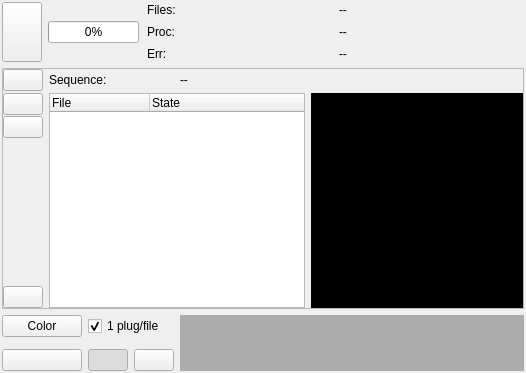
cseyve/piaf, file workflow/tools/ui/batch_progress_widget.ui: the form before one commit.
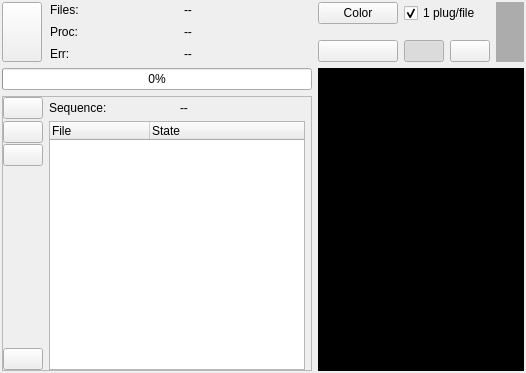
The form after the commit. Icons and pictures are not drawn. Custom widgets are drawn as their Qt base class.

Commit message: Fix support of more than 8bit image for display and processing => OK with OpenNI !

Patch:
```diff
--- a/workflow/tools/ui/batch_progress_widget.ui
+++ b/workflow/tools/ui/batch_progress_widget.ui
@@ -24,7 +24,7 @@
    <property name="margin">
     <number>2</number>
    </property>
-   <item row="1" column="0">
+   <item row="2" column="0">
     <widget class="QFrame" name="frame_fileList">
      <property name="frameShape">
       <enum>QFrame::StyledPanel</enum>
@@ -178,19 +178,6 @@
         </property>
        </widget>
       </item>
-      <item row="1" column="3">
-       <widget class="ImageWidget" name="imageLabel" native="true">
-        <property name="sizePolicy">
-         <sizepolicy hsizetype="Expanding" vsizetype="Expanding">
-          <horstretch>0</horstretch>
-          <verstretch>0</verstretch>
-         </sizepolicy>
-        </property>
-        <property name="styleSheet">
-         <string notr="true">background-color: rgb(0, 0, 0);</string>
-        </property>
-       </widget>
-      </item>
       <item row="0" column="1">
        <widget class="QLabel" name="label_4">
         <property name="text">
@@ -201,128 +188,6 @@
      </layout>
     </widget>
    </item>
-   <item row="3" column="0">
-    <widget class="QWidget" name="widget_options" native="true">
-     <layout class="QGridLayout" name="gridLayout_2">
-      <property name="margin">
-       <number>0</number>
-      </property>
-      <item row="0" column="5" rowspan="3">
-       <widget class="TimeHistogramWidget" name="timeHistoWidget" native="true">
-        <property name="sizePolicy">
-         <sizepolicy hsizetype="Expanding" vsizetype="Expanding">
-          <horstretch>0</horstretch>
-          <verstretch>0</verstretch>
-         </sizepolicy>
-        </property>
-        <property name="toolTip">
-         <string>Processing time histogram</string>
-        </property>
-        <property name="statusTip">
-         <string>Processing time histogram</string>
-        </property>
-        <property name="styleSheet">
-         <string notr="true">background-color: rgb(172, 172, 172);</string>
-        </property>
-       </widget>
-      </item>
-      <item row="2" column="0">
-       <widget class="QPushButton" name="recordButton">
-        <property name="toolTip">
-         <string>Record output image or movies</string>
-        </property>
-        <property name="statusTip">
-         <string>Record output image when inputs are still images or movies when inputs are movies</string>
-        </property>
-        <property name="whatsThis">
-         <string>Record output image or movies</string>
-        </property>
-        <property name="text">
-         <string/>
-        </property>
-        <property name="icon">
-         <iconset resource="../../../main/piaf.qrc">
-          <normaloff>:/images/22x22/media-record.png</normaloff>:/images/22x22/media-record.png</iconset>
-        </property>
-        <property name="checkable">
-         <bool>true</bool>
-        </property>
-       </widget>
-      </item>
-      <item row="2" column="2">
-       <widget class="QPushButton" name="viewButton">
-        <property name="toolTip">
-         <string>Display the image output once per second</string>
-        </property>
-        <property name="text">
-         <string/>
-        </property>
-        <property name="icon">
-         <iconset resource="../../../main/piaf.qrc">
-          <normaloff>:/images/16x16/layer-visible-on.png</normaloff>:/images/16x16/layer-visible-on.png</iconset>
-        </property>
-        <property name="shortcut">
-         <string>F5</string>
-        </property>
-        <property name="checkable">
-         <bool>true</bool>
-        </property>
-        <property name="checked">
-         <bool>true</bool>
-        </property>
-       </widget>
-      </item>
-      <item row="0" column="0">
-       <widget class="QPushButton" name="greyButton">
-        <property name="toolTip">
-         <string>if down, the images will be converted to grayscale before processing</string>
-        </property>
-        <property name="statusTip">
-         <string>Process input files in color or in grayscale: conversion is done before sending the images to plugins</string>
-        </property>
-        <property name="text">
-         <string>Color</string>
-        </property>
-        <property name="icon">
-         <iconset resource="../../../main/piaf.qrc">
-          <normaloff>:/images/22x22/view-color.png</normaloff>
-          <activeon>:/images/22x22/view-gray.png</activeon>:/images/22x22/view-color.png</iconset>
-        </property>
-        <property name="checkable">
-         <bool>true</bool>
-        </property>
-       </widget>
-      </item>
-      <item row="0" column="2" colspan="2">
-       <widget class="QCheckBox" name="reloadPluginCheckBox">
-        <property name="toolTip">
-         <string>Reload plugins at every change of file</string>
-        </property>
-        <property name="statusTip">
-         <string>Reload the plugins at every change of file. If unchecked, all the images will be processed by the same plugin processus (beware of image size changes).</string>
-        </property>
-        <property name="text">
-         <string>1 plug/file</string>
-        </property>
-        <property name="checked">
-         <bool>true</bool>
-        </property>
-       </widget>
-      </item>
-      <item row="2" column="3">
-       <widget class="QPushButton" name="snapButton">
-        <property name="text">
-         <string/>
-        </property>
-        <property name="icon">
-         <iconset resource="../../../main/piaf.qrc">
-          <normaloff>:/images/22x22/document-save.png</normaloff>:/images/22x22/document-save.png</iconset>
-        </property>
-       </widget>
-      </item>
-     </layout>
-    </widget>
-   </item>
    <item row="0" column="0">
     <widget class="QWidget" name="widget_progress" native="true">
      <layout class="QHBoxLayout" name="horizontalLayout">
@@ -353,19 +218,6 @@
         </property>
        </widget>
       </item>
-      <item>
-       <widget class="QProgressBar" name="progressBar">
-        <property name="sizePolicy">
-         <sizepolicy hsizetype="Preferred" vsizetype="Fixed">
-          <horstretch>0</horstretch>
-          <verstretch>0</verstretch>
-         </sizepolicy>
-        </property>
-        <property name="value">
-         <number>0</number>
-        </property>
-       </widget>
-      </item>
       <item>
        <widget class="QWidget" name="widget_files" native="true">
         <property name="sizePolicy">
@@ -424,6 +276,12 @@
          </item>
          <item row="1" column="0">
           <widget class="QLabel" name="label_2">
+           <property name="sizePolicy">
+            <sizepolicy hsizetype="Minimum" vsizetype="Preferred">
+             <horstretch>0</horstretch>
+             <verstretch>0</verstretch>
+            </sizepolicy>
+           </property>
            <property name="text">
             <string>Proc:</string>
            </property>
@@ -438,6 +296,12 @@
          </item>
          <item row="2" column="0">
           <widget class="QLabel" name="label_3">
+           <property name="sizePolicy">
+            <sizepolicy hsizetype="Minimum" vsizetype="Preferred">
+             <horstretch>0</horstretch>
+             <verstretch>0</verstretch>
+            </sizepolicy>
+           </property>
            <property name="text">
             <string>Err:</string>
            </property>
@@ -456,21 +320,169 @@
      </layout>
     </widget>
    </item>
+   <item row="0" column="1">
+    <widget class="QWidget" name="widget_options" native="true">
+     <layout class="QGridLayout" name="gridLayout_2">
+      <property name="margin">
+       <number>0</number>
+      </property>
+      <item row="0" column="5" rowspan="3">
+       <widget class="TimeHistogramWidget" name="timeHistoWidget" native="true">
+        <property name="sizePolicy">
+         <sizepolicy hsizetype="Expanding" vsizetype="Expanding">
+          <horstretch>0</horstretch>
+          <verstretch>0</verstretch>
+         </sizepolicy>
+        </property>
+        <property name="toolTip">
+         <string>Processing time histogram</string>
+        </property>
+        <property name="statusTip">
+         <string>Processing time histogram</string>
+        </property>
+        <property name="styleSheet">
+         <string notr="true">background-color: rgb(172, 172, 172);</string>
+        </property>
+       </widget>
+      </item>
+      <item row="2" column="0">
+       <widget class="QPushButton" name="recordButton">
+        <property name="toolTip">
+         <string>Record output image or movies</string>
+        </property>
+        <property name="statusTip">
+         <string>Record output image when inputs are still images or movies when inputs are movies</string>
+        </property>
+        <property name="whatsThis">
+         <string>Record output image or movies</string>
+        </property>
+        <property name="text">
+         <string/>
+        </property>
+        <property name="icon">
+         <iconset resource="../../../main/piaf.qrc">
+          <normaloff>:/images/22x22/media-record.png</normaloff>:/images/22x22/media-record.png</iconset>
+        </property>
+        <property name="checkable">
+         <bool>true</bool>
+        </property>
+       </widget>
+      </item>
+      <item row="2" column="2">
+       <widget class="QPushButton" name="viewButton">
+        <property name="toolTip">
+         <string>Display the image output once per second</string>
+        </property>
+        <property name="text">
+         <string/>
+        </property>
+        <property name="icon">
+         <iconset resource="../../../main/piaf.qrc">
+          <normaloff>:/images/16x16/layer-visible-on.png</normaloff>:/images/16x16/layer-visible-on.png</iconset>
+        </property>
+        <property name="shortcut">
+         <string>F5</string>
+        </property>
+        <property name="checkable">
+         <bool>true</bool>
+        </property>
+        <property name="checked">
+         <bool>true</bool>
+        </property>
+       </widget>
+      </item>
+      <item row="0" column="0">
+       <widget class="QPushButton" name="greyButton">
+        <property name="toolTip">
+         <string>if down, the images will be converted to grayscale before processing</string>
+        </property>
+        <property name="statusTip">
+         <string>Process input files in color or in grayscale: conversion is done before sending the images to plugins</string>
+        </property>
+        <property name="text">
+         <string>Color</string>
+        </property>
+        <property name="icon">
+         <iconset resource="../../../main/piaf.qrc">
+          <normaloff>:/images/22x22/view-color.png</normaloff>
+          <activeon>:/images/22x22/view-gray.png</activeon>:/images/22x22/view-color.png</iconset>
+        </property>
+        <property name="checkable">
+         <bool>true</bool>
+        </property>
+       </widget>
+      </item>
+      <item row="0" column="2" colspan="2">
+       <widget class="QCheckBox" name="reloadPluginCheckBox">
+        <property name="toolTip">
+         <string>Reload plugins at every change of file</string>
+        </property>
+        <property name="statusTip">
+         <string>Reload the plugins at every change of file. If unchecked, all the images will be processed by the same plugin processus (beware of image size changes).</string>
+        </property>
+        <property name="text">
+         <string>1 plug/file</string>
+        </property>
+        <property name="checked">
+         <bool>true</bool>
+        </property>
+       </widget>
+      </item>
+      <item row="2" column="3">
+       <widget class="QPushButton" name="snapButton">
+        <property name="text">
+         <string/>
+        </property>
+        <property name="icon">
+         <iconset resource="../../../main/piaf.qrc">
+          <normaloff>:/images/22x22/document-save.png</normaloff>:/images/22x22/document-save.png</iconset>
+        </property>
+       </widget>
+      </item>
+     </layout>
+    </widget>
+   </item>
+   <item row="1" column="1" rowspan="2">
+    <widget class="ImageWidget" name="imageLabel" native="true">
+     <property name="sizePolicy">
+      <sizepolicy hsizetype="Expanding" vsizetype="Expanding">
+       <horstretch>0</horstretch>
+       <verstretch>0</verstretch>
+      </sizepolicy>
+     </property>
+     <property name="styleSheet">
+      <string notr="true">background-color: rgb(0, 0, 0);</string>
+     </property>
+    </widget>
+   </item>
+   <item row="1" column="0">
+    <widget class="QProgressBar" name="progressBar">
+     <property name="sizePolicy">
+      <sizepolicy hsizetype="Preferred" vsizetype="Fixed">
+       <horstretch>0</horstretch>
+       <verstretch>0</verstretch>
+      </sizepolicy>
+     </property>
+     <property name="value">
+      <number>0</number>
+     </property>
+    </widget>
+   </item>
   </layout>
  </widget>
  <customwidgets>
-  <customwidget>
-   <class>ImageWidget</class>
-   <extends>QWidget</extends>
-   <header>imagewidget.h</header>
-   <container>1</container>
-  </customwidget>
   <customwidget>
    <class>TimeHistogramWidget</class>
    <extends>QWidget</extends>
    <header>timehistogramwidget.h</header>
    <container>1</container>
   </customwidget>
+  <customwidget>
+   <class>ImageWidget</class>
+   <extends>QWidget</extends>
+   <header>imagewidget.h</header>
+   <container>1</container>
+  </customwidget>
  </customwidgets>
  <resources>
   <include location="../../ema.qrc"/>
```
The commit also changes 16 other files.
